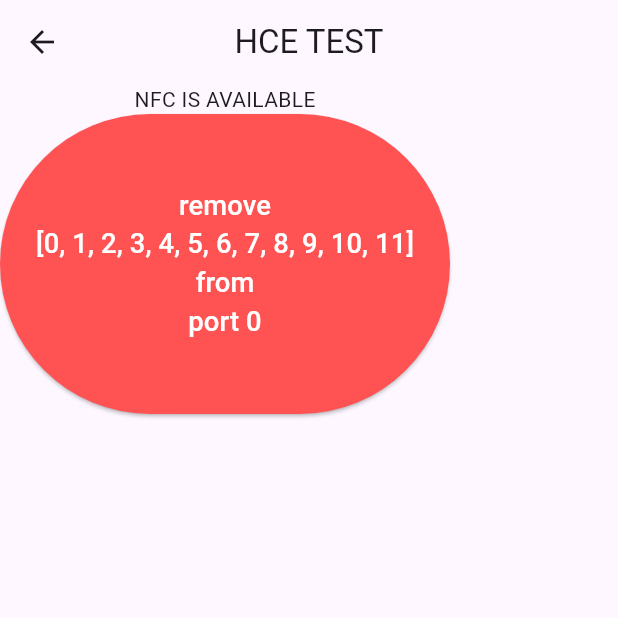
After one commit to donna6355/up_study, a Flutter app: the NfcHceSample screen opened directly, after a tap on an icon or button, on a phone screen of 412 x 824 dp, the top half of it. The commit adds this screen. Run offline on Flutter 3.47's test engine with Material 3 defaults, Android fonts, the phone set to English and light mode, and no system bars; our stand-ins replace google_sign_in; missing offline and left inert: flutter_naver_login, kakao_flutter_sdk_user, nfc_host_card_emulation.

Commit message:
[wip] nfc hce not working...

```diff
--- a/lib/main.dart
+++ b/lib/main.dart
@@ -3,6 +3,7 @@ import 'package:kakao_flutter_sdk_user/kakao_flutter_sdk_user.dart';
 import 'package:study/google/google_login.dart';
 import 'package:study/method_channel.dart';
 import 'package:study/naver/naver_login.dart';
+import 'package:study/nfc_hce_sample.dart';
 
 import 'kakao/kakao_login.dart';
 
@@ -90,6 +91,16 @@ class _LoginsState extends State<Logins> {
               },
               child: const Text('Method Channel'),
             ),
+            ElevatedButton(
+              onPressed: () {
+                Navigator.of(context).push(
+                  MaterialPageRoute(
+                    builder: (context) => const NfcHceSample(),
+                  ),
+                );
+              },
+              child: const Text('NFC HCE'),
+            ),
           ],
         ),
       ),
--- /dev/null
+++ b/lib/nfc_hce_sample.dart
@@ -0,0 +1,115 @@
+import 'dart:typed_data';
+
+import 'package:flutter/material.dart';
+import 'package:nfc_host_card_emulation/nfc_host_card_emulation.dart';
+
+class NfcHceSample extends StatefulWidget {
+  const NfcHceSample({super.key});
+
+  @override
+  State<NfcHceSample> createState() => _NfcHceSampleState();
+}
+
+class _NfcHceSampleState extends State<NfcHceSample> {
+  bool _nfcOn = false;
+  bool apduAdded = false;
+
+  // change port here
+  final port = 0;
+  // change data to transmit here
+  final data = [0, 1, 2, 3, 4, 5, 6, 7, 8, 9, 10, 11];
+
+  // this will be changed in the NfcHce.stream listen callback
+  NfcApduCommand? nfcApduCommand;
+
+  Future<void> checkNFC() async {
+    NfcState nfcState = await NfcHce.checkDeviceNfcState();
+    setState(() => _nfcOn = nfcState == NfcState.enabled);
+  }
+
+  Future<void> initNfc() async {
+    if (_nfcOn) {
+      await NfcHce.init(
+        // AID that match at least one aid-filter in apduservice.xml
+        // In my case it is A000DADADADADA.
+        aid: Uint8List.fromList([0xA0, 0x00, 0xDA, 0xDA, 0xDA, 0xDA, 0xDA]),
+        // next parameter determines whether APDU responses from the ports
+        // on which the connection occurred will be deleted.
+        // If `true`, responses will be deleted, otherwise won't.
+        permanentApduResponses: true,
+        // next parameter determines whether APDU commands received on ports
+        // to which there are no responses will be added to the stream.
+        // If `true`, command won't be added, otherwise will.
+        listenOnlyConfiguredPorts: false,
+      );
+      NfcHce.stream.listen((cmd) {
+        setState(() {
+          setState(() => nfcApduCommand = cmd);
+        });
+      });
+    }
+  }
+
+  @override
+  void initState() {
+    super.initState();
+    checkNFC();
+  }
+
+  @override
+  Widget build(BuildContext context) {
+    return Scaffold(
+      appBar: AppBar(
+        title: Text('HCE TEST'),
+        centerTitle: true,
+      ),
+      body: Column(
+        children: [
+          Text('NFC IS ${_nfcOn ? 'UNAVAILABLE' : "AVAILABLE"}'),
+          SizedBox(
+            height: 200,
+            width: 300,
+            child: ElevatedButton(
+              style: ButtonStyle(
+                backgroundColor: WidgetStateProperty.all(
+                  apduAdded ? Colors.redAccent : Colors.greenAccent,
+                ),
+              ),
+              onPressed: () async {
+                await initNfc();
+                if (apduAdded == false) {
+                  await NfcHce.addApduResponse(port, data);
+                } else {
+                  await NfcHce.removeApduResponse(port);
+                }
+
+                setState(() => apduAdded = !apduAdded);
+              },
+              child: FittedBox(
+                child: Text(
+                  apduAdded
+                      ? 'remove\n$data\nfrom\nport $port'
+                      : 'add\n$data\nto\nport $port',
+                  textAlign: TextAlign.center,
+                  style: TextStyle(
+                    fontSize: 26,
+                    color: apduAdded ? Colors.white : Colors.black,
+                  ),
+                ),
+              ),
+            ),
+          ),
+          if (nfcApduCommand != null)
+            Text(
+              'You listened to the stream and received the '
+              'following command on the port ${nfcApduCommand!.port}:\n'
+              '${nfcApduCommand!.command}\n'
+              'with additional data ${nfcApduCommand!.data}',
+              style: const TextStyle(fontSize: 20),
+              textAlign: TextAlign.center,
+            ),
+        ],
+      ),
+    );
+  }
+}
--- a/pubspec.yaml
+++ b/pubspec.yaml
@@ -38,6 +38,7 @@ dependencies:
   http: ^1.2.1
   flutter_naver_login: ^1.8.0
   google_sign_in: ^6.2.1
+  nfc_host_card_emulation: ^1.1.0
   # nfc_manager: ^3.5.0
   # flutter_nfc_kit: ^3.5.2
 
```
Also changed, not shown: pubspec.lock, 2 other files.
